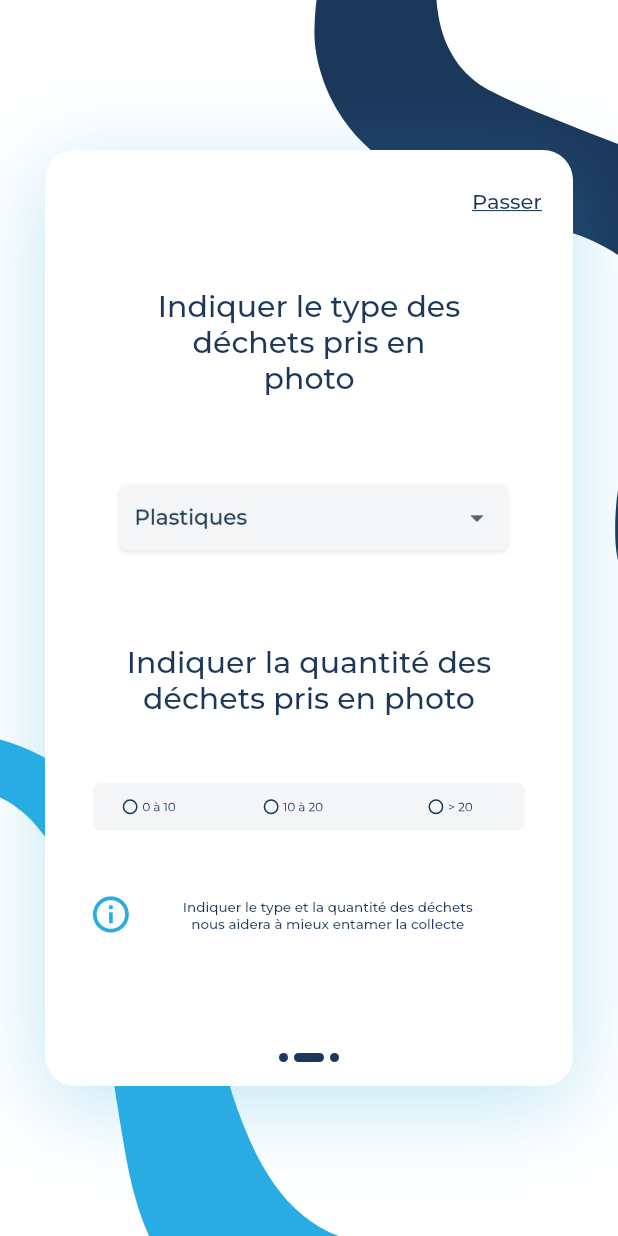
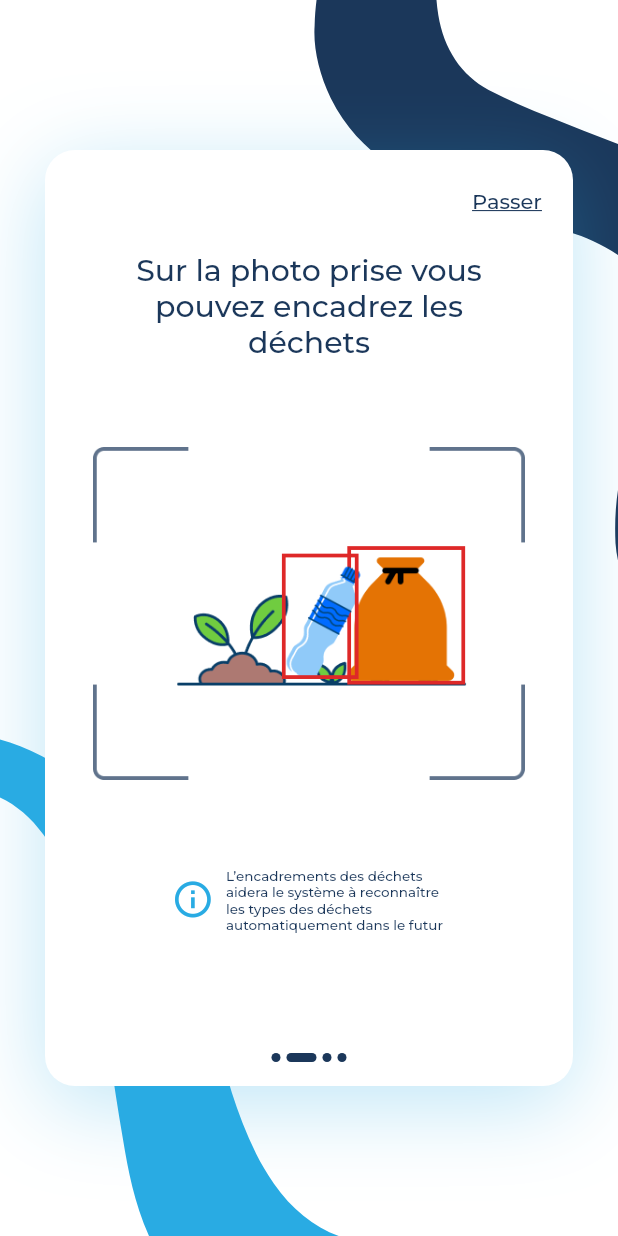
Before and after one commit to Bilal001122/litterflow-app, a Flutter app: the screen it shows after launch, swiped to page 2, on a phone screen of 412 x 824 dp. Run offline on Flutter 3.47's test engine with Material 2 defaults, Android fonts, the phone set to English and light mode, and no system bars; our stand-ins replace bloc, camera, carousel_slider, cloud_firestore, firebase_core, firebase_storage and 6 more; accounts and stored records are empty; generated files the repository leaves out were written again; project files that could hold a hidden picture were left out.

Commit message:
all done for bilal

```diff
--- a/lib/constants/images.dart
+++ b/lib/constants/images.dart
@@ -24,6 +24,8 @@ class GuideImages {
   static const String firstSlideImage = 'assets/images/first_slide.png';
   static const String firstSlide = 'assets/images/first_slide.svg';
 
+  static const String encadrerSlide = 'assets/images/encadrer_slide.png';
+
   static const String secondSlideImage1 = 'assets/images/second_slide1.svg';
   static const String secondSlideImage12 = 'assets/images/type.jpg';
   static const String secondSlideImage2 = 'assets/images/second_slide2.svg';
--- a/lib/constants/strings.dart
+++ b/lib/constants/strings.dart
@@ -30,6 +30,10 @@ class SlidesStrings {
   static const String slide3Subtitle =
       'Et c’est tout, vous êtes prêt à utiliser LitteFlow!';
   static const String goButton = 'Go!';
+
+  // Last Slide
+  static const String lastSlideTitle = 'Sur la photo prise vous\npouvez encadrez les\ndéchets ';
+  static const String lastSlideSubtitle = 'L’encadrements des déchets\naidera le système à reconnaître\nles types des déchets\nautomatiquement dans le futur';
 }
 
 class HomeStrings {
--- a/lib/data/firebase/firebase_service.dart
+++ b/lib/data/firebase/firebase_service.dart
@@ -35,4 +35,9 @@ class FirebaseDataBase {
     final String url = await downloadUrl.ref.getDownloadURL();
     await garbageCollection.doc(documentId).update({'image_url': url});
   }
+
+  static Future<int> getGarbageCount()  async {
+    QuerySnapshot snapshot = await garbageCollection.get();
+    return snapshot.docs.length;
+  }
 }
--- a/lib/presentation/widgets/guide/custom_carousel.dart
+++ b/lib/presentation/widgets/guide/custom_carousel.dart
@@ -1,5 +1,6 @@
 import 'package:flutter/material.dart';
 import 'package:litterflow_app/presentation/widgets/guide/first_carousel_slide.dart';
+import 'package:litterflow_app/presentation/widgets/guide/last_carousel_slide.dart';
 import 'package:litterflow_app/presentation/widgets/guide/second_carousel_slide.dart';
 import 'package:litterflow_app/presentation/widgets/guide/third_carousel_slide.dart';
 import '../../../constants/colors.dart';
@@ -7,6 +8,7 @@ import '../../../constants/colors.dart';
 class ImageSwipe extends StatefulWidget {
   final List<Widget> _slides = [
     const FirstSlide(),
+    const LastSlide(),
     const SecondSlide(),
     const ThirdSlide(),
   ];
--- /dev/null
+++ b/lib/presentation/widgets/guide/last_carousel_slide.dart
@@ -0,0 +1,87 @@
+import 'package:flutter/material.dart';
+import 'package:litterflow_app/constants/colors.dart';
+import 'package:litterflow_app/constants/icons.dart';
+import 'package:litterflow_app/constants/images.dart';
+import 'package:litterflow_app/constants/strings.dart';
+
+class LastSlide extends StatelessWidget {
+  const LastSlide({
+    super.key,
+  });
+
+  @override
+  Widget build(BuildContext context) {
+    return Padding(
+      padding: const EdgeInsets.only(
+        left: 32.0,
+        right: 32.0,
+        bottom: 80,
+      ),
+      child: Column(
+        mainAxisAlignment: MainAxisAlignment.spaceBetween,
+        children: [
+          Transform.translate(
+            offset: const Offset(20, 10),
+            child: Row(
+              children: [
+                const Spacer(),
+                TextButton(
+                  onPressed: () {
+                    Navigator.pushNamed(context, '/layout');
+                  },
+                  child: const Text(
+                    SlidesStrings.skipButton,
+                    style: TextStyle(
+                      color: AppColors.kSecondaryColor,
+                      decoration: TextDecoration.underline,
+                    ),
+                  ),
+                ),
+              ],
+            ),
+          ),
+          const Padding(
+            padding: EdgeInsets.only(top: 20.0),
+            child: Text(
+              SlidesStrings.lastSlideTitle,
+              textAlign: TextAlign.center,
+              style: TextStyle(
+                color: AppColors.kSecondaryColor,
+                fontWeight: FontWeight.w500,
+                fontSize: 20,
+              ),
+            ),
+          ),
+          Expanded(
+            child: Image.asset(
+              GuideImages.encadrerSlide,
+              fit: BoxFit.fitWidth,
+            ),
+          ),
+          Row(
+            mainAxisAlignment: MainAxisAlignment.center,
+            children: const [
+              Icon(
+                MyIcons.help,
+                color: AppColors.kPrimaryColor,
+              ),
+              SizedBox(
+                width: 10,
+              ),
+              Text(
+                maxLines: 4,
+                SlidesStrings.lastSlideSubtitle,
+                textAlign: TextAlign.start,
+                style: TextStyle(
+                  color: AppColors.kSecondaryColor,
+                  fontWeight: FontWeight.w500,
+                  fontSize: 9,
+                ),
+              ),
+            ],
+          )
+        ],
+      ),
+    );
+  }
+}
--- a/lib/presentation/widgets/image_show/send_button.dart
+++ b/lib/presentation/widgets/image_show/send_button.dart
@@ -77,7 +77,6 @@ class _SendButtonState extends State<SendButton> {
                         ),
                       ),
                       onPressed: () async {
-                        // todo: add internet connection check
                         BlocProvider.of<LoadingCubit>(context).loading();
                         List<double> coordinates =
                             await LocationService.getCurrentLocation();
```
Also changed, not shown: lib/presentation/screens/home/home_screen.dart (+22 -7 lines), lib/presentation/widgets/guide/first_carousel_slide.dart (+5 -34 lines), assets/images/encadrer_slide.png (added), 2 other files.
